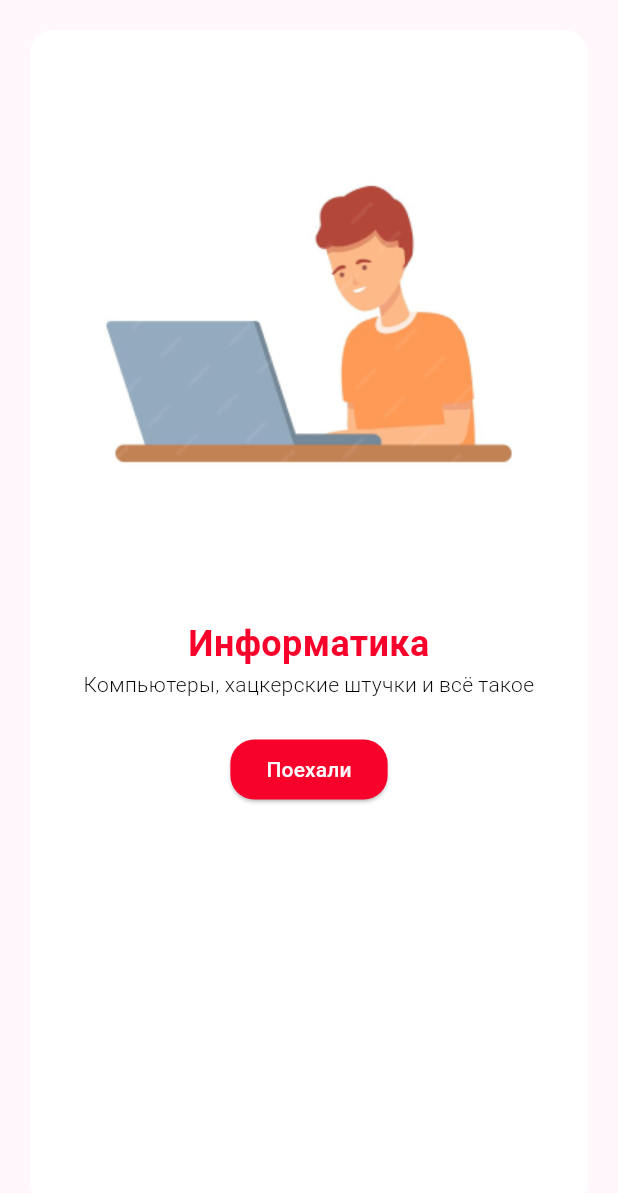
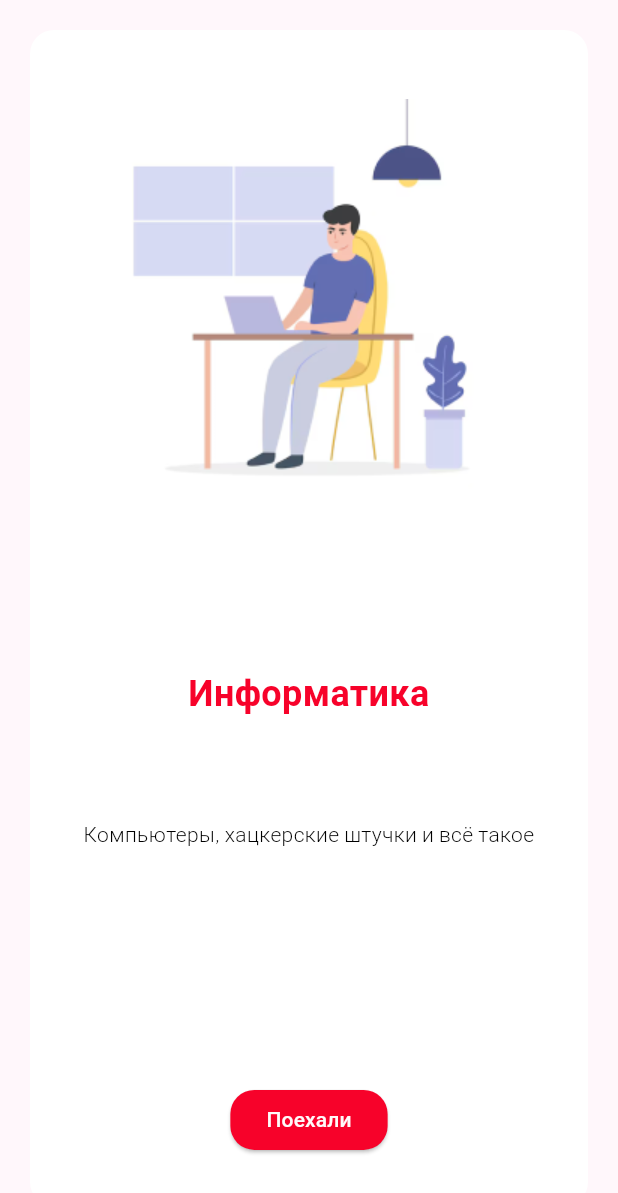
Before and after one commit to themooss/USEHelper, a Flutter app: the StudyScreen screen opened directly, on a phone screen of 412 x 824 dp. Shown: the top 1193 px of the screen. Run offline on Flutter 3.47's test engine with Material 3 defaults, Android fonts, the light colour scheme and no system bars.

Commit message:
Added few updates in study screen + drawer in main screen

```diff
--- a/use_helper/lib/screens/main/study_screen.dart
+++ b/use_helper/lib/screens/main/study_screen.dart
@@ -6,20 +6,64 @@ class StudyScreen extends StatelessWidget {
 
   @override
   Widget build(BuildContext context) {
-    return PageView(
+    return Scaffold(
+      body: PageView(
+        scrollDirection: Axis.vertical,
         children: [
-        StudyWidget(
+          const StudyWidget(
             imageLink: "assets/images/studyImages/laptopImage.png",
             titleText: "Информатика",
             additionalText: "Компьютеры, хацкерские штучки и всё такое",
           ),
-        StudyWidget(
+          const StudyWidget(
             imageLink: "assets/images/studyImages/mathImage.png",
             titleText: "Математика",
             additionalText:
                 "Графики, теоремы, уравнения и другие вещи, от которых хочется плакать",
           ),
+          const StudyWidget(
+            imageLink: "assets/images/studyImages/russianImage.png",
+            titleText: "Русский язык",
+            additionalText:
+                "Синтаксис, орфография, ударения и другие нормы употребления нашего языка",
+          ),
+          const StudyWidget(
+            imageLink: "assets/images/studyImages/englishImage.png",
+            titleText: "Английский язык",
+            additionalText:
+                "Синтаксис, времена, грамматические и речевые нормы международного языка",
+          ),
+          const StudyWidget(
+            imageLink: "assets/images/studyImages/physicsImage.png",
+            titleText: "Физика",
+            additionalText:
+                "Законы, формулы, другими словами - обьяснения фокусов природы :3",
+          ),
+          const StudyWidget(
+            imageLink: "assets/images/studyImages/chemistryImage.png",
+            titleText: "Химия",
+            additionalText:
+                "Всё о превращениях, свойствах веществ и о многих других мало понятных кому вещах",
+          ),
+          const StudyWidget(
+            imageLink: "assets/images/studyImages/biologyImage.png",
+            titleText: "Биология",
+            additionalText:
+                "Цветочки, организмы, бананчики и другие чудеса матушки природы",
+          ),
+          const StudyWidget(
+            imageLink: "assets/images/studyImages/geographyImage.png",
+            titleText: "География",
+            additionalText:
+                "Всё о территориях, хозяйствах Человечества, населении и прочее",
+          ),
+          const StudyWidget(
+            imageLink: "assets/images/studyImages/socialScienceImage.png",
+            titleText: "Обществознание",
+            additionalText: "Экономика, право и политика - ваш конёк",
+          ),
         ],
+      ),
     );
   }
 }
--- a/use_helper/lib/utils/study_widget.dart
+++ b/use_helper/lib/utils/study_widget.dart
@@ -5,7 +5,6 @@ class StudyWidget extends StatelessWidget {
   final String titleText;
   final String additionalText;
 
-  // ignore: use_key_in_widget_constructors
   const StudyWidget(
       {required this.imageLink,
       required this.titleText,
@@ -17,6 +16,7 @@ class StudyWidget extends StatelessWidget {
     return Padding(
         padding: const EdgeInsets.all(20.0),
         child: Container(
+          alignment: Alignment.center,
           decoration: BoxDecoration(
             borderRadius: BorderRadius.circular(16.0),
             color: Colors.white,
@@ -35,7 +35,7 @@ class StudyWidget extends StatelessWidget {
               child: ClipRRect(
                 borderRadius: BorderRadius.circular(16),
                 child: Column(
-                  mainAxisAlignment: MainAxisAlignment.start,
+                  mainAxisAlignment: MainAxisAlignment.spaceAround,
                   children: [
                     Text(
                       titleText,
```
Also changed, not shown: use_helper/lib/screens/main_screen.dart (+37 -5 lines), use_helper/assets/images/studyImages/biologyImage.png (added), use_helper/assets/images/studyImages/chemistryImage.png (added), use_helper/assets/images/studyImages/englishImage.png (added), use_helper/assets/images/studyImages/geographyImage.png (added), use_helper/assets/images/studyImages/laptopImage.png, use_helper/assets/images/studyImages/physicsImage.png (added), use_helper/assets/images/studyImages/russianImage.png (added), use_helper/assets/images/studyImages/socialScienceImage.png (added). Lines whose indentation alone changed are shown as unchanged.
